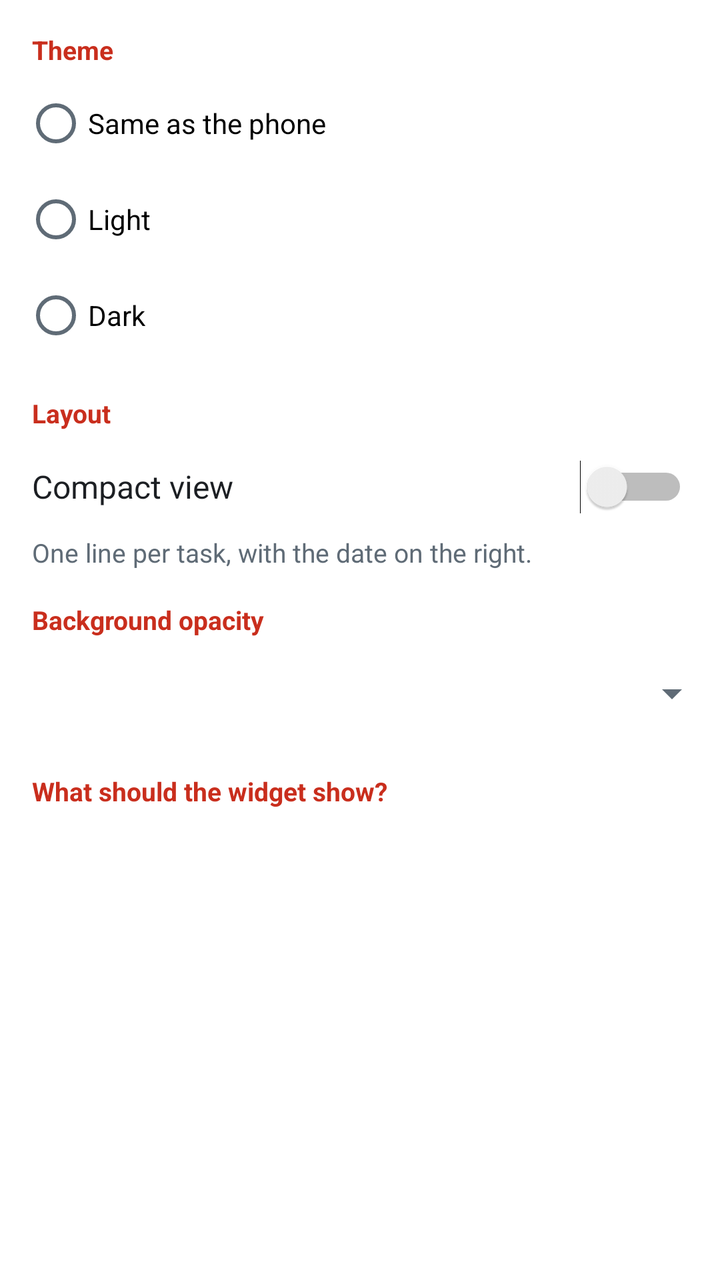
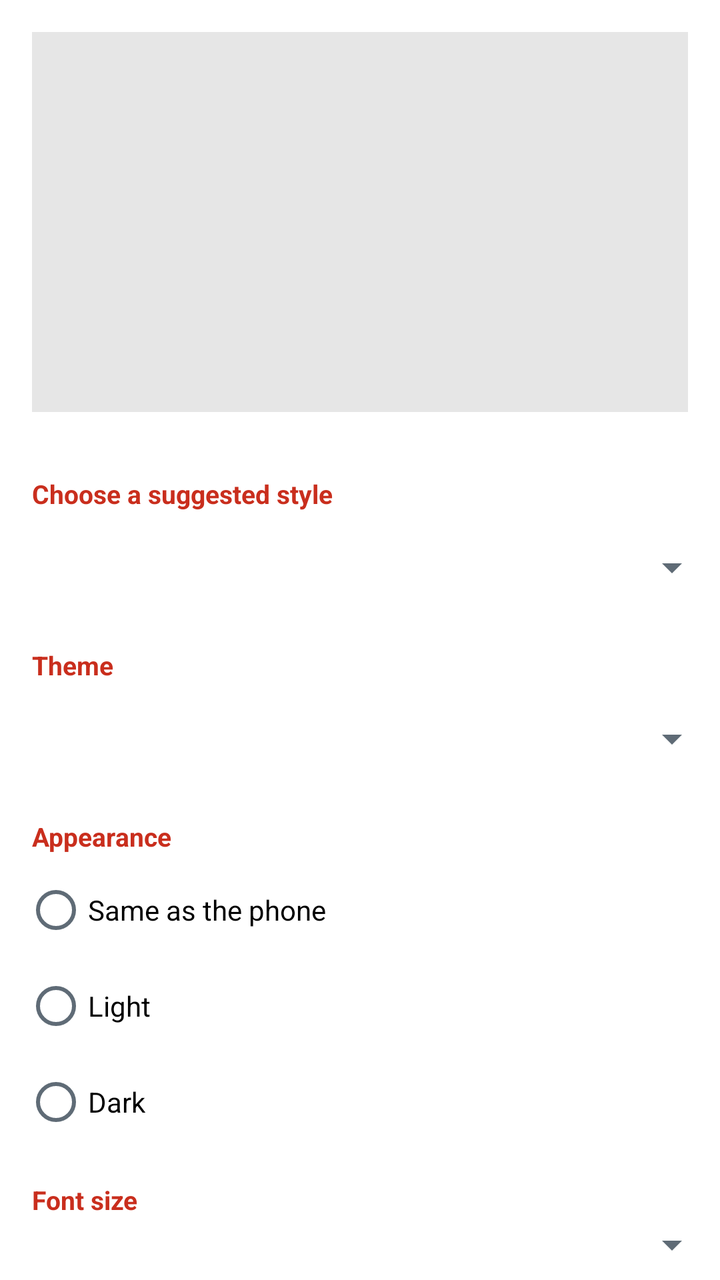

An Android layout rendered at two revisions. The XML below is the earlier revision; the diff shows what the commit changed to produce the second picture.
<!-- AndroidManifest.xml: application theme Theme.Tickory -->
<!-- res/layout/widget_config_options.xml -->
<?xml version="1.0" encoding="utf-8"?>
<LinearLayout xmlns:android="http://schemas.android.com/apk/res/android"
    xmlns:tools="http://schemas.android.com/tools"
    android:layout_width="match_parent"
    android:layout_height="wrap_content"
    android:orientation="vertical"
    android:paddingBottom="8dp">

    <TextView
        android:id="@+id/config_hint"
        android:layout_width="match_parent"
        android:layout_height="wrap_content"
        android:paddingStart="16dp"
        android:paddingEnd="16dp"
        android:paddingBottom="8dp"
        android:text="@string/widget_config_hint_signed_out"
        android:textColor="@color/text_soft"
        android:textSize="14sp"
        android:visibility="gone" />

    <Button
        android:id="@+id/config_open_app"
        android:layout_width="wrap_content"
        android:layout_height="wrap_content"
        android:layout_marginStart="16dp"
        android:layout_marginBottom="8dp"
        android:minHeight="48dp"
        android:text="@string/widget_config_open_app"
        android:visibility="gone" />

    <TextView
        style="@style/WidgetConfigSection"
        android:accessibilityHeading="true"
        android:text="@string/widget_theme" />

    <RadioGroup
        android:id="@+id/config_theme"
        android:layout_width="match_parent"
        android:layout_height="wrap_content"
        android:orientation="vertical"
        android:paddingStart="12dp"
        android:paddingEnd="12dp">

        <RadioButton
            android:id="@+id/config_theme_system"
            android:layout_width="match_parent"
            android:layout_height="wrap_content"
            android:minHeight="48dp"
            android:text="@string/widget_theme_system" />

        <RadioButton
            android:id="@+id/config_theme_light"
            android:layout_width="match_parent"
            android:layout_height="wrap_content"
            android:minHeight="48dp"
            android:text="@string/widget_theme_light" />

        <RadioButton
            android:id="@+id/config_theme_dark"
            android:layout_width="match_parent"
            android:layout_height="wrap_content"
            android:minHeight="48dp"
            android:text="@string/widget_theme_dark" />
    </RadioGroup>

    <TextView
        style="@style/WidgetConfigSection"
        android:accessibilityHeading="true"
        android:text="@string/widget_layout" />

    <Switch
        android:id="@+id/config_compact"
        android:layout_width="match_parent"
        android:layout_height="wrap_content"
        android:minHeight="48dp"
        android:paddingStart="16dp"
        android:paddingEnd="16dp"
        android:text="@string/widget_compact"
        android:textColor="@color/text"
        android:textSize="16sp"
        tools:ignore="UseSwitchCompatOrMaterialXml" />

    <TextView
        android:layout_width="match_parent"
        android:layout_height="wrap_content"
        android:paddingStart="16dp"
        android:paddingEnd="16dp"
        android:text="@string/widget_compact_hint"
        android:textColor="@color/text_soft"
        android:textSize="13sp" />

    <TextView
        style="@style/WidgetConfigSection"
        android:accessibilityHeading="true"
        android:text="@string/widget_opacity" />

    <Spinner
        android:id="@+id/config_opacity"
        android:layout_width="match_parent"
        android:layout_height="wrap_content"
        android:contentDescription="@string/widget_opacity"
        android:minHeight="48dp"
        android:paddingStart="12dp"
        android:paddingEnd="12dp" />

    <TextView
        android:id="@+id/config_source_label"
        style="@style/WidgetConfigSection"
        android:accessibilityHeading="true"
        android:text="@string/widget_config_title" />
</LinearLayout>
<!-- resources referenced by this layout -->
<resources>
  <color name="text">#1C1F23</color>
  <color name="text_soft">#5F6B76</color>
  <string name="widget_compact">Compact view</string>
  <string name="widget_compact_hint">One line per task, with the date on the right.</string>
  <string name="widget_config_hint_signed_out">Sign in via the app to see your projects here. You can already choose Today, Upcoming and Inbox.</string>
  <string name="widget_config_open_app">Open Tickory</string>
  <string name="widget_config_title">What should the widget show?</string>
  <string name="widget_layout">Layout</string>
  <string name="widget_opacity">Background opacity</string>
  <string name="widget_theme">Theme</string>
  <string name="widget_theme_dark">Dark</string>
  <string name="widget_theme_light">Light</string>
  <string name="widget_theme_system">Same as the phone</string>
  <style name="WidgetConfigSection">
          <item name="android:layout_width">match_parent</item>
          <item name="android:layout_height">wrap_content</item>
          <item name="android:paddingStart">16dp</item>
          <item name="android:paddingEnd">16dp</item>
          <item name="android:paddingTop">16dp</item>
          <item name="android:paddingBottom">4dp</item>
          <item name="android:textColor">@color/brand</item>
          <item name="android:textSize">13sp</item>
          <item name="android:textStyle">bold</item>
      </style>
  <style name="Theme.Tickory" parent="android:Theme.Material.Light.NoActionBar">
          <item name="android:colorPrimary">@color/brand</item>
          <item name="android:colorAccent">@color/brand</item>
          <item name="android:windowBackground">@color/background</item>
          <item name="android:textColorPrimary">@color/text</item>
          <item name="android:textColorSecondary">@color/text_soft</item>
      </style>
  <color name="brand">#C92E1D</color>
  <color name="background">#FFFFFF</color>
</resources>

<!-- the commit's change to res/layout/widget_config_options.xml (unified diff, before → after) -->
@@ -5,6 +5,16 @@
     android:layout_height="wrap_content"
     android:orientation="vertical"
     android:paddingBottom="8dp">
+
+    
+    <FrameLayout
+        android:id="@+id/config_preview"
+        android:layout_width="match_parent"
+        android:layout_height="190dp"
+        android:layout_margin="16dp"
+        android:background="#33808080"
+        android:importantForAccessibility="no"
+        android:padding="12dp" />
 
     <TextView
         android:id="@+id/config_hint"
@@ -27,6 +37,34 @@
         android:minHeight="48dp"
         android:text="@string/widget_config_open_app"
         android:visibility="gone" />
+
+    <TextView
+        style="@style/WidgetConfigSection"
+        android:accessibilityHeading="true"
+        android:text="@string/widget_preset" />
+
+    <Spinner
+        android:id="@+id/config_preset"
+        android:layout_width="match_parent"
+        android:layout_height="wrap_content"
+        android:contentDescription="@string/widget_preset"
+        android:minHeight="48dp"
+        android:paddingStart="12dp"
+        android:paddingEnd="12dp" />
+
+    <TextView
+        style="@style/WidgetConfigSection"
+        android:accessibilityHeading="true"
+        android:text="@string/widget_accent" />
+
+    <Spinner
+        android:id="@+id/config_accent"
+        android:layout_width="match_parent"
+        android:layout_height="wrap_content"
+        android:contentDescription="@string/widget_accent"
+        android:minHeight="48dp"
+        android:paddingStart="12dp"
+        android:paddingEnd="12dp" />
 
     <TextView
         style="@style/WidgetConfigSection"
@@ -66,12 +104,52 @@
     <TextView
         style="@style/WidgetConfigSection"
         android:accessibilityHeading="true"
-        android:text="@string/widget_layout" />
+        android:text="@string/widget_font" />
+
+    <Spinner
+        android:id="@+id/config_font"
+        android:layout_width="match_parent"
+        android:layout_height="wrap_content"
+        android:contentDescription="@string/widget_font"
+        android:minHeight="48dp"
+        android:paddingStart="12dp"
+        android:paddingEnd="12dp" />
+
+    <TextView
+        style="@style/WidgetConfigSection"
+        android:accessibilityHeading="true"
+        android:text="@string/widget_opacity" />
+
+    <LinearLayout
+        android:layout_width="match_parent"
+        android:layout_height="wrap_content"
+        android:gravity="center_vertical"
+        android:orientation="horizontal"
+        android:paddingStart="16dp"
+        android:paddingEnd="16dp">
+
+        <SeekBar
+            android:id="@+id/config_opacity"
+            android:layout_width="0dp"
+            android:layout_height="48dp"
+            android:layout_weight="1"
+            android:contentDescription="@string/widget_opacity"
+            android:max="100" />
+
+        <TextView
+            android:id="@+id/config_opacity_value"
+            android:layout_width="56dp"
+            android:layout_height="wrap_content"
+            android:gravity="end"
+            android:textColor="@color/text"
+            android:textSize="15sp" />
+    </LinearLayout>
 
     <Switch
         android:id="@+id/config_compact"
         android:layout_width="match_parent"
         android:layout_height="wrap_content"
+        android:layout_marginTop="8dp"
         android:minHeight="48dp"
         android:paddingStart="16dp"
         android:paddingEnd="16dp"
@@ -90,20 +168,6 @@
         android:textSize="13sp" />
 
     <TextView
-        style="@style/WidgetConfigSection"
-        android:accessibilityHeading="true"
-        android:text="@string/widget_opacity" />
-
-    <Spinner
-        android:id="@+id/config_opacity"
-        android:layout_width="match_parent"
-        android:layout_height="wrap_content"
-        android:contentDescription="@string/widget_opacity"
-        android:minHeight="48dp"
-        android:paddingStart="12dp"
-        android:paddingEnd="12dp" />
-
-    <TextView
         android:id="@+id/config_source_label"
         style="@style/WidgetConfigSection"
         android:accessibilityHeading="true"
<!-- resource entries referenced after the edit -->
@@ -2,14 +2,16 @@
 <resources>
   <color name="text">#1C1F23</color>
   <color name="text_soft">#5F6B76</color>
+  <string name="widget_accent">Theme</string>
   <string name="widget_compact">Compact view</string>
   <string name="widget_compact_hint">One line per task, with the date on the right.</string>
   <string name="widget_config_hint_signed_out">Sign in via the app to see your projects here. You can already choose Today, Upcoming and Inbox.</string>
   <string name="widget_config_open_app">Open Tickory</string>
   <string name="widget_config_title">What should the widget show?</string>
-  <string name="widget_layout">Layout</string>
+  <string name="widget_font">Font size</string>
   <string name="widget_opacity">Background opacity</string>
-  <string name="widget_theme">Theme</string>
+  <string name="widget_preset">Choose a suggested style</string>
+  <string name="widget_theme">Appearance</string>
   <string name="widget_theme_dark">Dark</string>
   <string name="widget_theme_light">Light</string>
   <string name="widget_theme_system">Same as the phone</string>
